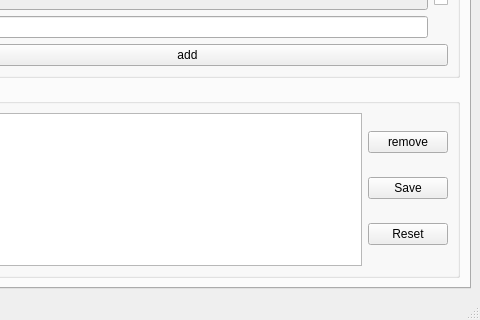
The window that src/forms/freeseer_ui_qt.ui (Freeseer/freeseer) describes before a commit, drawn with Qt 5; both pictures show x 105 to 585 and y 189 to 509 of the 585 by 509 pixel window.
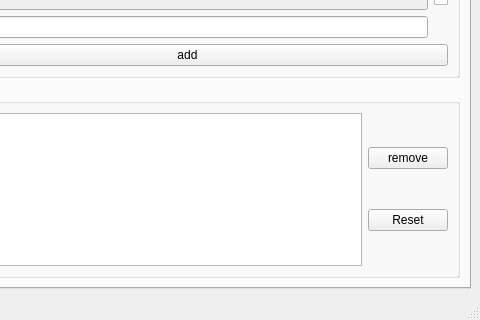
The same window after the commit. The open tabs and pages were chosen to show the change. Icons and pictures are not drawn.

Commit message: autosave enabled

Diff of the .ui file:
```diff
--- a/src/forms/freeseer_ui_qt.ui
+++ b/src/forms/freeseer_ui_qt.ui
@@ -755,13 +755,6 @@
                </property>
               </widget>
              </item>
-             <item>
-              <widget class="QPushButton" name="saveButton">
-               <property name="text">
-                <string>Save</string>
-               </property>
-              </widget>
-             </item>
              <item>
               <widget class="QPushButton" name="resetButton">
                <property name="text">
```
Left out of the diff: 2 changed lines with no effect on the pictures. The commit also changes 1 other file.
